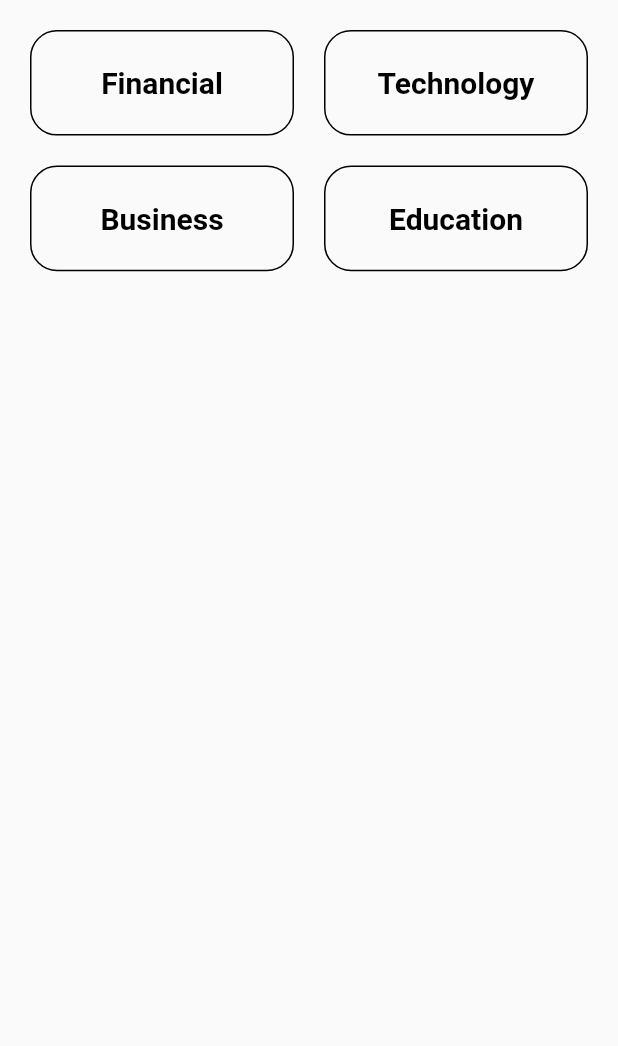
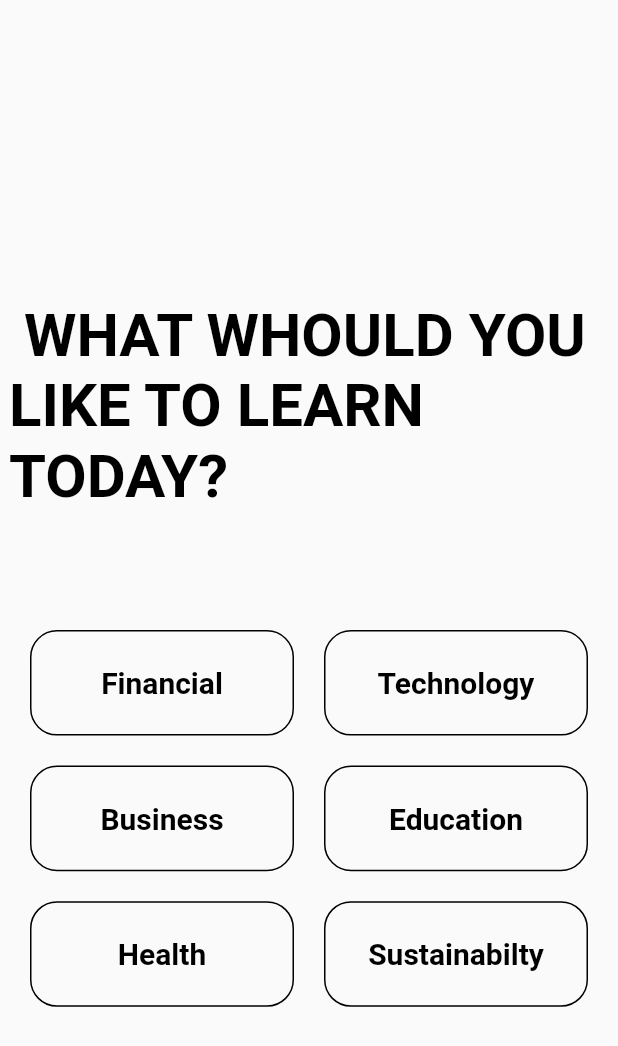
Before and after one commit to danielle34/mentorme, a Flutter app: the screen it shows after launch, after a tap on "Log In", on a phone screen of 412 x 824 dp. Shown: the top 1046 px of the screen. Run offline on Flutter 3.47's test engine with Material 2 defaults, Android fonts, the phone set to English and light mode, and no system bars; our stand-ins replace cloud_firestore, firebase_core, image_picker, video_player; accounts and stored records are empty; network calls fail.

Commit message:
finsihing touches

```diff
--- a/lib/logInPage.dart
+++ b/lib/logInPage.dart
@@ -4,6 +4,7 @@ import 'package:mentornet/pickInterestsPage.dart';
 import 'package:cloud_firestore/cloud_firestore.dart';
 import 'package:video_player/video_player.dart';
 import 'package:flutter/rendering.dart';
+import 'dart:async';
 
 class LogInPage extends StatefulWidget {
   const LogInPage({Key? key}) : super(key: key);
@@ -16,15 +17,17 @@ final firestoreInstance = FirebaseFirestore.instance;
 class _LogInPage extends State<LogInPage> {
   late VideoPlayerController _controller;
   late Future<void> _initializeVideoPlayerFuture;
-
   @override
   void initState() {
-    _controller = VideoPlayerController.asset('assets/videos/People Talking at The Table _ Free Video Loop.mp4');
+
+    _controller = VideoPlayerController.network(
+      'assets/videos/introVid',
+    );
     _initializeVideoPlayerFuture = _controller.initialize();
+    _controller.initialize().then((value){
+      setState(() {});
+    });
     _controller.setLooping(true);
-    _controller.setVolume(1.0);
-    _controller.play();
-
     getData();
     setState(() {});
 
@@ -34,7 +37,9 @@ class _LogInPage extends State<LogInPage> {
 
   @override
   void dispose() {
+    //_controller.dispose();
     _controller.dispose();
+
     super.dispose();
   }
 
@@ -80,38 +85,28 @@ class _LogInPage extends State<LogInPage> {
         mainAxisAlignment: MainAxisAlignment.start,
         crossAxisAlignment: CrossAxisAlignment.start,
         children: <Widget>[
+          Container(height: 200,),
           FutureBuilder(
             future: _initializeVideoPlayerFuture,
             builder: (context, snapshot) {
               if (snapshot.connectionState == ConnectionState.done) {
-                return Center(
-                  child: AspectRatio(
-                    aspectRatio: _controller.value.aspectRatio,
-                    child: VideoPlayer(_controller),
-                  ),
+                // If the VideoPlayerController has finished initialization, use
+                // the data it provides to limit the aspect ratio of the video.
+                return AspectRatio(
+                  aspectRatio: _controller.value.aspectRatio,
+                  // Use the VideoPlayer widget to display the video.
+                  child: VideoPlayer(_controller),
                 );
               } else {
-                return Center(
+                // If the VideoPlayerController is still initializing, show a
+                // loading spinner.
+                return const Center(
                   child: CircularProgressIndicator(),
                 );
               }
             },
           ),
-          Center(
 
-            child: Container(
-              height: 120.0,
-              width: 120.0,
-              decoration: BoxDecoration(
-                image: DecorationImage(
-                  image: AssetImage(
-                      ''),
-                  fit: BoxFit.fill,
-                ),
-                shape: BoxShape.circle,
-              ),
-            )
-          ),
           Container(
             padding: EdgeInsets.only(top: 0, left: 40),
             child: Text(
--- a/lib/main.dart
+++ b/lib/main.dart
@@ -4,8 +4,8 @@ import 'package:mentornet/postTemp.dart';
 import 'package:firebase_core/firebase_core.dart';
 import 'package:cloud_firestore/cloud_firestore.dart';
 void main() async{
-  //WidgetsFlutterBinding.ensureInitialized();
-  //await Firebase.initializeApp();
+  WidgetsFlutterBinding.ensureInitialized();
+  await Firebase.initializeApp();
   runApp( MyApp());
 }
 
--- a/lib/mainTopicPage.dart
+++ b/lib/mainTopicPage.dart
@@ -122,7 +122,7 @@ class Usage {
 
 class _mainTopicPage extends State<mainTopicPage> {
   @override
-  String apiKey =  "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";
+  String apiKey =  "ZRbeiCh5SiwdPZxXqeFQT3BlbkFJo4jcfgdFZPX7H0yCgtsy";
 
 
 
--- a/lib/pickInterestsPage.dart
+++ b/lib/pickInterestsPage.dart
@@ -15,11 +15,24 @@ class _pickInterestsPage extends State<pickInterestsPage> {
       "Financial",
       "Technology",
       "Business",
-      "Education"
+      "Education",
+      "Health",
+      "Sustainabilty"
     ];
     return Scaffold(
       body: Column(
         children: [
+Container(height: 200,),
+          Center(child: Container(
+            height: 200,
+            width: 400,
+            child: Text(" WHAT WHOULD YOU LIKE TO LEARN TODAY?",
+              style: TextStyle(
+                fontSize: 40.0,
+                color: Colors.black,
+                fontWeight: FontWeight.bold,
+              ),),
+          ),),
           Expanded(
             child: GridView.count(
               childAspectRatio: (1 / .4),
--- a/pubspec.yaml
+++ b/pubspec.yaml
@@ -12,7 +12,7 @@ publish_to: 'none' # Remove this line if you wish to publish to pub.dev
 # In Android, build-name is used as versionName while build-number used as versionCode.
 # Read more about Android versioning at https://developer.android.com/studio/publish/versioning
 # In iOS, build-name is used as CFBundleShortVersionString while build-number is used as CFBundleVersion.
-# Read more about iOS versioning at
+# Reada more about iOS versioning at
 # https://developer.apple.com/library/archive/documentation/General/Reference/InfoPlistKeyReference/Articles/CoreFoundationKeys.html
 # In Windows, build-name is used as the major, minor, and patch parts
 # of the product and file versions while build-number is used as the build suffix.
@@ -57,7 +57,8 @@ dev_dependencies:
 
 # The following section is specific to Flutter packages.
 flutter:
-
+  assets:
+    - assets/videos/introVid.mp4
   # The following line ensures that the Material Icons font is
   # included with your application, so that you can use the icons in
   # the material Icons class.
```
Also changed, not shown: assets/logo.png (added), 4 other files.
